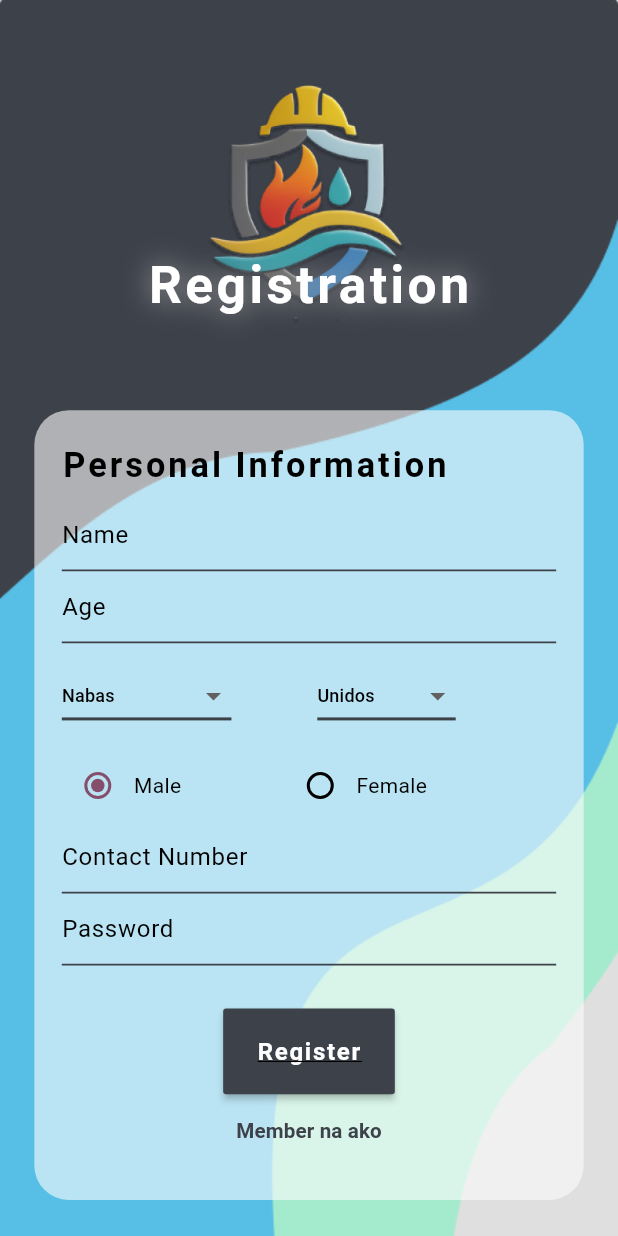
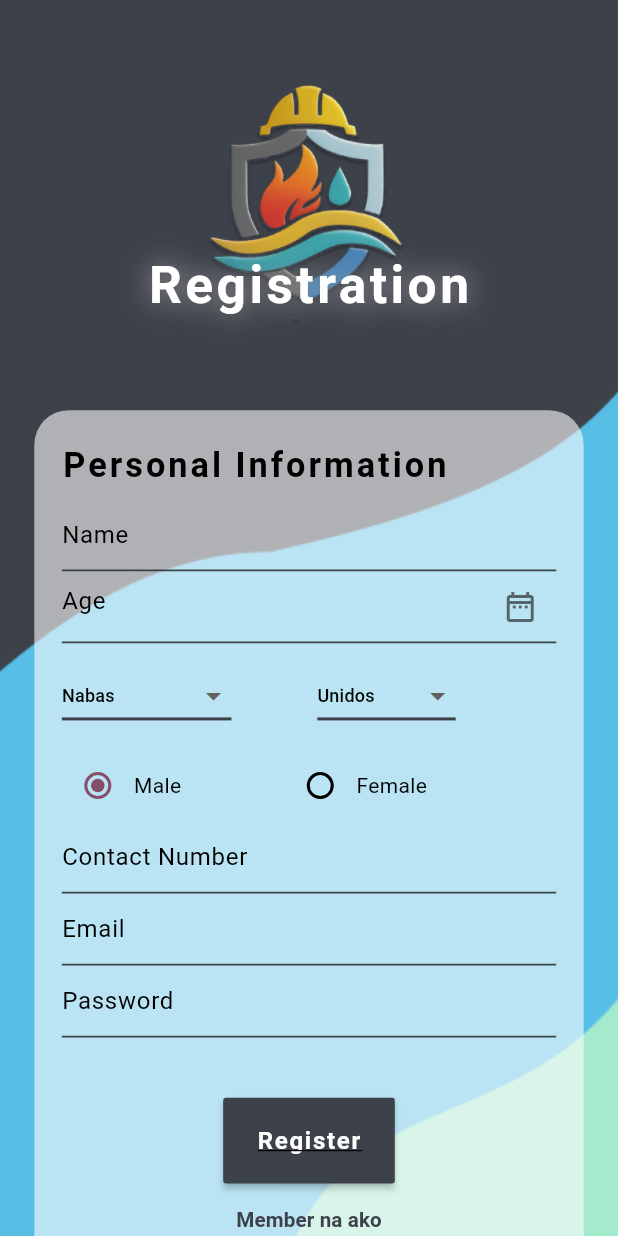
Before and after one commit to cent-ivan/CommuniHelp_App, a Flutter app: the RegistrationView screen opened by its route, on a phone screen of 412 x 824 dp. Run offline on Flutter 3.47's test engine with Material 3 defaults, Android fonts, the phone set to English and light mode, and no system bars; our stand-ins replace flutter_screenutil; statements that could not run were skipped.

Commit message:
finished registration UI

```diff
--- a/lib/Views/Login_Registration_Page/registration_view.dart
+++ b/lib/Views/Login_Registration_Page/registration_view.dart
@@ -22,6 +22,7 @@ class _RegistrationViewState extends State<RegistrationView> {
   final String _barangayValue = "Unidos";
   String currentOption = options[0];
   final TextEditingController _contactController = TextEditingController();
+  final TextEditingController _emailController = TextEditingController();
   final TextEditingController _passwordController = TextEditingController();
 
   @override
@@ -30,7 +31,7 @@ class _RegistrationViewState extends State<RegistrationView> {
       body: SingleChildScrollView(
         child: Container(
           width: 500.r,
-          height: 755.r,
+          height: 920.r,
           decoration: const BoxDecoration(
             image: DecorationImage(
               image: AssetImage('assets/images/background/Register.jpg'),
@@ -80,7 +81,7 @@ class _RegistrationViewState extends State<RegistrationView> {
 
                 //registration form container
                 Container(
-                  height: 460.r,
+                  height: 625.r,
                   width: 320.r,
                   decoration: BoxDecoration(
                     color: const Color(0x99FCFCFC),
@@ -128,16 +129,21 @@ class _RegistrationViewState extends State<RegistrationView> {
                                     borderSide: BorderSide(width: 3.r, color: const Color(0xFF3D424A))
                                   )
                                 ),
+
+                                validator: (value) {
+                                  if (value!.isEmpty){
+                                    return "Please enter name";
+                                  }
+                                  else{
+                                    return null;
+                                  }
+                                },
                               ),
 
-                              //age
+                              //Birthdate
                               TextFormField(
                                 controller: _ageController,
                                 cursorColor: const Color(0xFF3D424A),
-                                keyboardType: TextInputType.number, //accepts only intgers
-                                inputFormatters: <TextInputFormatter>[
-                                  FilteringTextInputFormatter.digitsOnly,
-                                ],
                                 decoration: InputDecoration(
                                   hintText: "Age",
                                   enabledBorder: UnderlineInputBorder(
@@ -145,8 +151,27 @@ class _RegistrationViewState extends State<RegistrationView> {
                                   ),
                                   focusedBorder: UnderlineInputBorder(
                                     borderSide: BorderSide(width: 3.r, color: const Color(0xFF3D424A))
+                                  ),
+
+                                  //Date picker
+                                  suffixIcon: IconButton(
+                                    onPressed: () {
+
+                                    },
+                                    icon: const Icon(Icons.date_range_outlined),
+                                    color: const Color(0xCC3D424A),
+                                    splashColor: const Color(0xFF3D424A),
                                   )
                                 ),
+
+                                validator: (value) {
+                                  if (value!.isEmpty){
+                                    return "Please enter birthdate";
+                                  }
+                                  else{
+                                    return null;
+                                  }
+                                },
                               ),
 
                               SizedBox(height: 10.r,),
@@ -278,6 +303,42 @@ class _RegistrationViewState extends State<RegistrationView> {
                                     borderSide: BorderSide(width: 3.r, color: const Color(0xFF3D424A))
                                   )
                                 ),
+
+                                validator: (value) {
+                                  if (value!.isEmpty){
+                                    return "Please enter contact";
+                                  }
+                                  else{
+                                    return null;
+                                  }
+                                },
+                              ),
+
+                              //email
+                              TextFormField(
+                                controller: _emailController,
+                                cursorColor: const Color(0xFF3D424A),
+                                decoration: InputDecoration(
+                                  hintText: "Email",
+                                  enabledBorder: UnderlineInputBorder(
+                                    borderSide: BorderSide(width: 1.r, color: const Color(0xFF3D424A))
+                                  ),
+                                  focusedBorder: UnderlineInputBorder(
+                                    borderSide: BorderSide(width: 3.r, color: const Color(0xFF3D424A))
+                                  )
+                                ),
+
+                                validator: (value) {
+                                  if (value!.isEmpty){
+                                    return "Please enter an email";
+                                  }
+                                  else if (!value.contains('@')){
+                                    return "Enter a valid email";
+                                  }
+                                  else{
+                                    return null;
+                                  }
+                                },
                               ),
 
                               //password
@@ -293,9 +354,21 @@ class _RegistrationViewState extends State<RegistrationView> {
                                     borderSide: BorderSide(width: 3.r, color: const Color(0xFF3D424A))
                                   )
                                 ),
+
+                                validator: (value) {
+                                  if (value!.isEmpty){
+                                    return "Please enter password";
+                                  }
+                                  else if (value.length < 4) {
+                                    return "Password must be 6 characters or longer";
+                                  }
+                                  else{
+                                    return null;
+                                  }
+                                },
                               ),
 
-                              SizedBox(height: 25.r,),
+                              SizedBox(height: 35.r,),
 
                               //register button
                               Column(
@@ -305,7 +378,10 @@ class _RegistrationViewState extends State<RegistrationView> {
                                     height: 50.r,
                                     minWidth: 100.r,
                                     onPressed: () {
-
+                                      if (_formKey.currentState!.validate()){
+                                        //validated the text field and adds to the firebase, pass to register view model
+                                        _formKey.currentState!.save();
+                                      }
                                     },
                                     color: const Color(0xFF3D424A),
                                     child: Text(
```
